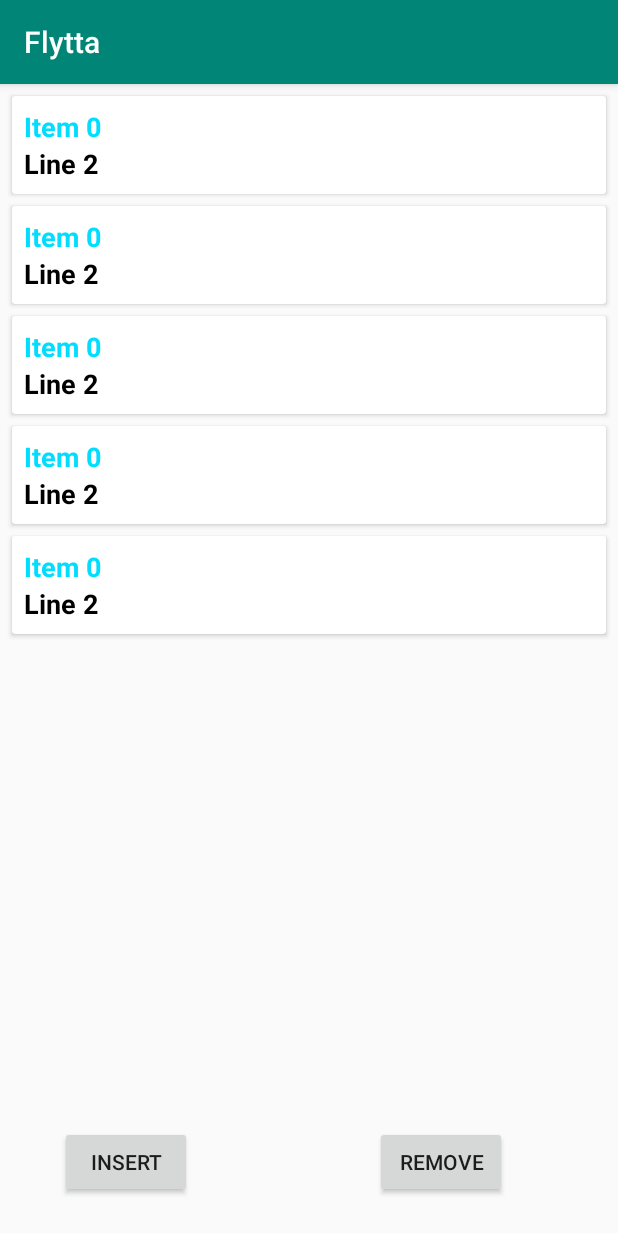
After one commit to LeaFranz/MobAppDevApp, an Android app: the ReminderList screen opened directly, with no data from a screen before it, on a phone screen of 412 x 824 dp. The commit adds this screen. Shown: the top 1233 px of the screen. Run offline under Robolectric (Android 15) with nearby library versions, the light colour scheme and no system bars.

Commit message:
implemented first version of a dynamic list

```diff
--- a/app/build.gradle
+++ b/app/build.gradle
@@ -32,4 +32,6 @@ dependencies {
     testImplementation 'junit:junit:4.12'
     androidTestImplementation 'androidx.test.ext:junit:1.1.0'
     androidTestImplementation 'androidx.test.espresso:espresso-core:3.1.1'
+    implementation "androidx.recyclerview:recyclerview:1.1.0"
+    implementation "androidx.cardview:cardview:1.0.0"
 }
--- a/app/src/main/AndroidManifest.xml
+++ b/app/src/main/AndroidManifest.xml
@@ -9,6 +9,11 @@
         android:roundIcon="@mipmap/ic_launcher_round"
         android:supportsRtl="true"
         android:theme="@style/AppTheme">
+        <activity android:name=".ReminderList">
+            <meta-data
+                android:name="android.support.PARENT_ACTIVITY"
+                android:value=".StepCounter" />
+        </activity>
         <activity android:name=".StepCounter">
             <meta-data
                 android:name="android.support.PARENT_ACTIVITY"
--- /dev/null
+++ b/app/src/main/java/at/mobappdev/flytta/Adapter.kt
@@ -0,0 +1,47 @@
+package at.mobappdev.flytta
+
+import android.view.LayoutInflater
+import android.view.View
+import android.view.ViewGroup
+import android.widget.TextView
+import androidx.recyclerview.widget.RecyclerView
+import kotlinx.android.synthetic.main.item.view.*
+
+class Adapter(private val list: List<Item>, private var clickListener: OnItemClickListener) : RecyclerView.Adapter<Adapter.ViewHolder>() {
+
+    interface OnItemClickListener {
+        fun onItemClicked(item:Item, position:Int)
+    }
+
+    // represents one line
+    class ViewHolder(itemView : View): RecyclerView.ViewHolder(itemView) {
+        private val textView1: TextView = itemView.text_view1
+        private val textView2: TextView = itemView.text_view2
+
+        fun initialize(item:Item, listener:OnItemClickListener){
+            textView1.text = item.text1
+            textView2.text = item.text2
+
+            itemView.setOnClickListener{
+                listener.onItemClicked(item, adapterPosition)
+            }
+        }
+    }
+
+    override fun onCreateViewHolder(parent: ViewGroup, viewType: Int): ViewHolder {
+        // not called often
+        val itemView = LayoutInflater.from(parent.context).inflate(R.layout.item,
+            parent, false)
+        return ViewHolder(itemView)
+    }
+
+    override fun onBindViewHolder(holder: ViewHolder, position: Int) {
+        //called very often
+//        val currentItem = list[position]
+//        holder.textView1.text = currentItem.text1
+//        holder.textView2.text = currentItem.text2
+        holder.initialize(list[0], clickListener)
+    }
+
+    override fun getItemCount() = list.size
+}
--- /dev/null
+++ b/app/src/main/java/at/mobappdev/flytta/Item.kt
@@ -0,0 +1,3 @@
+package at.mobappdev.flytta
+
+data class Item(val text1:String, val text2:String)
--- /dev/null
+++ b/app/src/main/java/at/mobappdev/flytta/ReminderList.kt
@@ -0,0 +1,59 @@
+package at.mobappdev.flytta
+
+import androidx.appcompat.app.AppCompatActivity
+import android.os.Bundle
+import android.util.Log
+import android.view.View
+import android.widget.Button
+import android.widget.EditText
+import android.widget.Toast
+import androidx.recyclerview.widget.LinearLayoutManager
+import kotlinx.android.synthetic.main.activity_reminder_list.*
+
+class ReminderList : AppCompatActivity(), Adapter.OnItemClickListener {
+    private val list = ArrayList<Item>()
+
+    override fun onItemClicked(item:Item, position: Int) {
+        //TODO: intent and remove toast
+        Toast.makeText(this, item.text1, Toast.LENGTH_SHORT).show()
+    }
+
+
+    override fun onCreate(savedInstanceState: Bundle?) {
+        super.onCreate(savedInstanceState)
+        setContentView(R.layout.activity_reminder_list)
+
+        val buttonInsert = findViewById<Button>(R.id.button_insert);
+        val buttonRemove = findViewById<Button>(R.id.button_remove);
+
+        generateDummyList(5)
+        buildRecyclerView()
+
+        buttonInsert.setOnClickListener(object : View.OnClickListener{
+            override fun onClick(v: View?) {
+                list.add(0, Item("new item at position "+0, "this is the second line"))
+                recycler_view.adapter?.notifyItemInserted(0)
+            }
+        })
+
+        buttonRemove.setOnClickListener(object : View.OnClickListener{
+            override fun onClick(v: View?) {
+                list.removeAt(0)
+                recycler_view.adapter?.notifyItemRemoved(0)
+            }
+        })
+    }
+
+    private fun generateDummyList(size: Int){
+        for (i in 0 until size) {
+            val item = Item("Item $i", "Line 2")
+            list.add(item)
+        }
+    }
+
+    private fun buildRecyclerView(){
+        recycler_view.adapter = Adapter(list, this)
+        recycler_view.layoutManager = LinearLayoutManager(this)
+        recycler_view.setHasFixedSize(true)
+    }
+}
--- a/app/src/main/java/at/mobappdev/flytta/StepCounter.kt
+++ b/app/src/main/java/at/mobappdev/flytta/StepCounter.kt
@@ -3,10 +3,12 @@ package at.mobappdev.flytta
 import androidx.appcompat.app.AppCompatActivity
 import android.os.Bundle
 import android.content.Context
+import android.content.Intent
 import android.hardware.Sensor
 import android.hardware.SensorEvent
 import android.hardware.SensorEventListener
 import android.hardware.SensorManager
+import android.view.View
 import android.widget.TextView
 import android.widget.Toast
 
@@ -22,7 +24,7 @@ class StepCounter : AppCompatActivity(), SensorEventListener {
         sensorManager = getSystemService(Context.SENSOR_SERVICE) as SensorManager
     }
 
-    //STEPCOUNTER
+    //STEPCOUNTER, TODO: make it work with a locked screen
     override fun onAccuracyChanged(sensor: Sensor?, accuracy: Int) {
         // auto generated method for sensorlistener
     }
@@ -52,4 +54,9 @@ class StepCounter : AppCompatActivity(), SensorEventListener {
         isRunning = false
         sensorManager?.unregisterListener(this)
     }
+
+    fun goToReminderList(view: View){
+        val intent = Intent(this, ReminderList::class.java)
+        startActivity(intent)
+    }
 }
--- /dev/null
+++ b/app/src/main/res/layout/activity_reminder_list.xml
@@ -0,0 +1,41 @@
+<?xml version="1.0" encoding="utf-8"?>
+<RelativeLayout xmlns:android="http://schemas.android.com/apk/res/android"
+    xmlns:app="http://schemas.android.com/apk/res-auto"
+    xmlns:tools="http://schemas.android.com/tools"
+    android:layout_width="match_parent"
+    android:layout_height="match_parent"
+    tools:context=".ReminderList">
+
+
+    <androidx.recyclerview.widget.RecyclerView
+        android:id="@+id/recycler_view"
+        android:layout_width="match_parent"
+        android:layout_height="match_parent"
+        android:layout_alignParentStart="true"
+        android:layout_alignParentTop="true"
+        android:clipToPadding="false"
+        android:padding="4dp"
+        tools:listitem="@layout/item"
+        android:layout_marginBottom="100dp"/>
+
+    <Button
+        android:id="@+id/button_insert"
+        android:layout_width="wrap_content"
+        android:layout_height="wrap_content"
+        android:text="insert"
+        android:layout_alignParentStart="true"
+        android:layout_alignParentBottom="true"
+        android:layout_marginStart="40dp"
+        android:layout_marginBottom="25dp"/>
+
+    <Button
+        android:id="@+id/button_remove"
+        android:layout_width="wrap_content"
+        android:layout_height="wrap_content"
+        android:text="remove"
+        android:layout_alignParentStart="true"
+        android:layout_alignParentBottom="true"
+        android:layout_marginStart="250dp"
+        android:layout_marginBottom="25dp"/>
+
+</RelativeLayout>
--- a/app/src/main/res/layout/activity_step_counter.xml
+++ b/app/src/main/res/layout/activity_step_counter.xml
@@ -16,4 +16,17 @@
         app:layout_constraintEnd_toEndOf="parent"
         app:layout_constraintStart_toStartOf="parent"
         app:layout_constraintTop_toTopOf="parent" />
+
+    <Button
+        android:id="@+id/goToListButton"
+        android:layout_width="wrap_content"
+        android:layout_height="wrap_content"
+        android:layout_marginTop="114dp"
+        android:layout_marginBottom="210dp"
+        android:onClick="goToReminderList"
+        android:text="go to reminderlist"
+        app:layout_constraintBottom_toBottomOf="parent"
+        app:layout_constraintEnd_toEndOf="parent"
+        app:layout_constraintStart_toStartOf="parent"
+        app:layout_constraintTop_toBottomOf="@+id/stepCount" />
 </androidx.constraintlayout.widget.ConstraintLayout>
--- /dev/null
+++ b/app/src/main/res/layout/item.xml
@@ -0,0 +1,37 @@
+<?xml version="1.0" encoding="utf-8"?>
+<androidx.cardview.widget.CardView xmlns:android="http://schemas.android.com/apk/res/android"
+    android:layout_width="match_parent"
+    android:layout_height="wrap_content"
+    android:layout_margin="4dp">
+
+    <RelativeLayout
+        android:layout_width="match_parent"
+        android:layout_height="match_parent"
+        android:padding="8dp">
+
+        <TextView
+            android:id="@+id/text_view1"
+            android:layout_width="wrap_content"
+            android:layout_height="wrap_content"
+            android:text="Line 1"
+            android:textColor="@android:color/holo_blue_bright"
+            android:textSize="18sp"
+            android:textStyle="bold" />
+
+        <TextView
+            android:id="@+id/text_view2"
+            android:layout_width="90dp"
+            android:layout_height="wrap_content"
+            android:layout_below="@id/text_view1"
+            android:layout_alignParentEnd="true"
+            android:layout_marginTop="0dp"
+            android:layout_marginEnd="305dp"
+            android:text="Line 2"
+            android:textColor="@android:color/black"
+            android:textSize="18sp"
+            android:textStyle="bold" />
+
+
+    </RelativeLayout>
+
+</androidx.cardview.widget.CardView>
```
